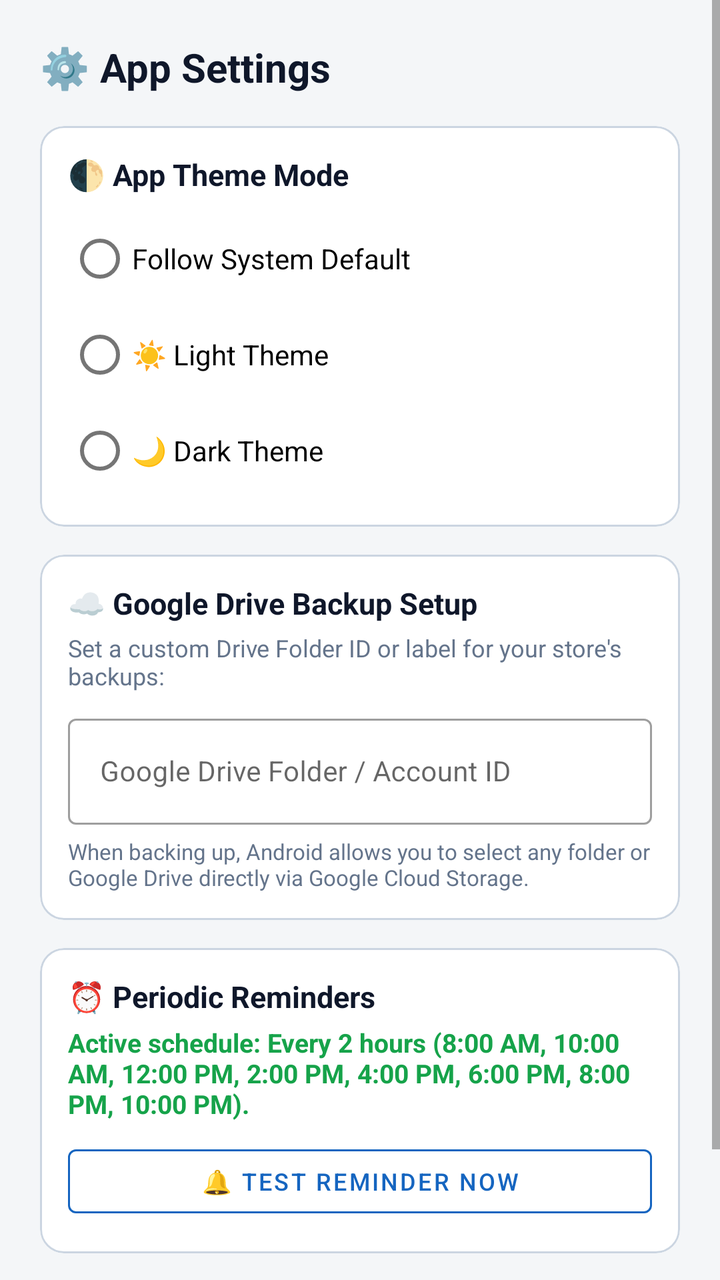
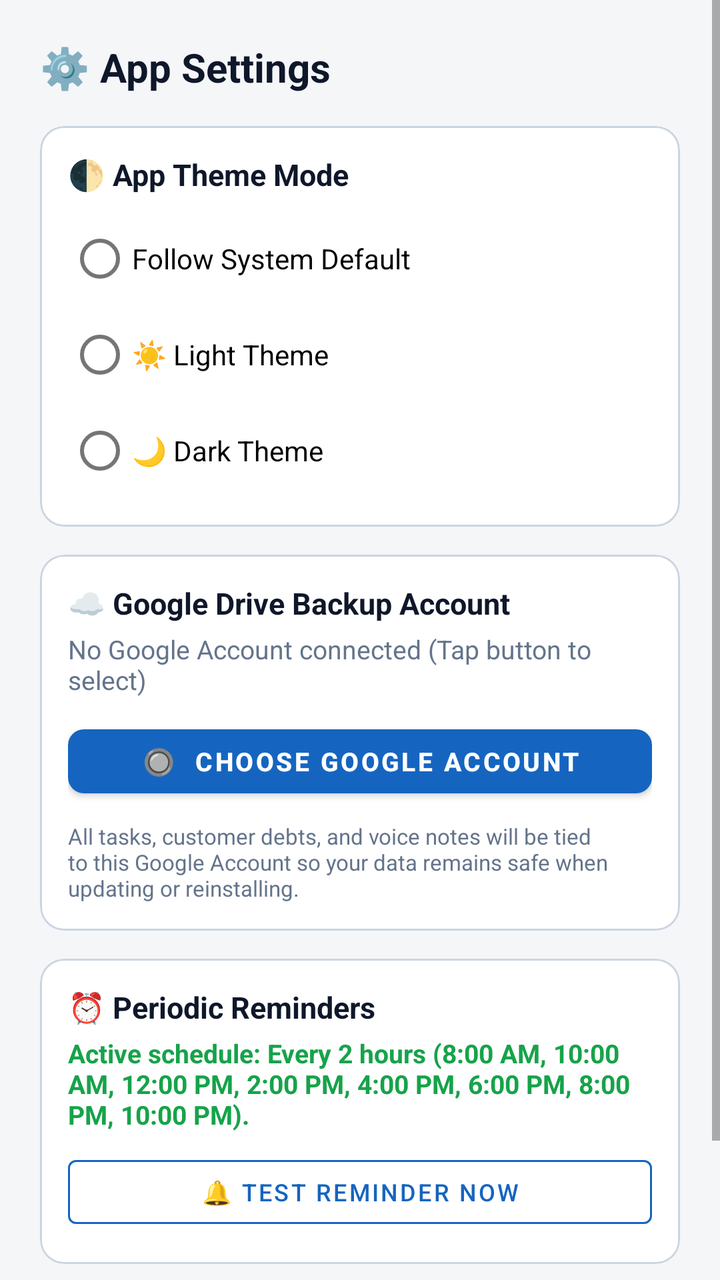

The first picture is an Android layout as it rendered before a commit; the second is the same layout after the commit. The layout source and the unified diff follow.
<!-- AndroidManifest.xml: application theme Theme.Dukaan -->
<!-- res/layout/dialog_settings.xml -->
<?xml version="1.0" encoding="utf-8"?>
<ScrollView xmlns:android="http://schemas.android.com/apk/res/android"
    xmlns:app="http://schemas.android.com/apk/res-auto"
    android:layout_width="match_parent"
    android:layout_height="wrap_content">

    <LinearLayout
        android:layout_width="match_parent"
        android:layout_height="wrap_content"
        android:orientation="vertical"
        android:padding="20dp">

        <TextView
            android:layout_width="match_parent"
            android:layout_height="wrap_content"
            android:text="⚙️ App Settings"
            android:textColor="@color/text_primary"
            android:textSize="20sp"
            android:textStyle="bold" />

        
        <com.google.android.material.card.MaterialCardView
            android:layout_width="match_parent"
            android:layout_height="wrap_content"
            android:layout_marginTop="16dp"
            app:cardCornerRadius="12dp"
            app:cardElevation="0dp"
            app:strokeColor="#CBD5E1"
            app:strokeWidth="1dp">

            <LinearLayout
                android:layout_width="match_parent"
                android:layout_height="wrap_content"
                android:orientation="vertical"
                android:padding="14dp">

                <TextView
                    android:layout_width="wrap_content"
                    android:layout_height="wrap_content"
                    android:text="🌓 App Theme Mode"
                    android:textColor="@color/text_primary"
                    android:textSize="15sp"
                    android:textStyle="bold" />

                <RadioGroup
                    android:id="@+id/rgThemeMode"
                    android:layout_width="match_parent"
                    android:layout_height="wrap_content"
                    android:layout_marginTop="8dp">

                    <RadioButton
                        android:id="@+id/rbThemeSystem"
                        android:layout_width="match_parent"
                        android:layout_height="wrap_content"
                        android:text="Follow System Default"
                        android:textSize="14sp" />

                    <RadioButton
                        android:id="@+id/rbThemeLight"
                        android:layout_width="match_parent"
                        android:layout_height="wrap_content"
                        android:text="☀️ Light Theme"
                        android:textSize="14sp" />

                    <RadioButton
                        android:id="@+id/rbThemeDark"
                        android:layout_width="match_parent"
                        android:layout_height="wrap_content"
                        android:text="🌙 Dark Theme"
                        android:textSize="14sp" />
                </RadioGroup>
            </LinearLayout>
        </com.google.android.material.card.MaterialCardView>

        
        <com.google.android.material.card.MaterialCardView
            android:layout_width="match_parent"
            android:layout_height="wrap_content"
            android:layout_marginTop="14dp"
            app:cardCornerRadius="12dp"
            app:cardElevation="0dp"
            app:strokeColor="#CBD5E1"
            app:strokeWidth="1dp">

            <LinearLayout
                android:layout_width="match_parent"
                android:layout_height="wrap_content"
                android:orientation="vertical"
                android:padding="14dp">

                <TextView
                    android:layout_width="wrap_content"
                    android:layout_height="wrap_content"
                    android:text="☁️ Google Drive Backup Setup"
                    android:textColor="@color/text_primary"
                    android:textSize="15sp"
                    android:textStyle="bold" />

                <TextView
                    android:layout_width="match_parent"
                    android:layout_height="wrap_content"
                    android:layout_marginTop="4dp"
                    android:text="Set a custom Drive Folder ID or label for your store's backups:"
                    android:textColor="@color/text_secondary"
                    android:textSize="12sp" />

                <com.google.android.material.textfield.TextInputLayout
                    style="@style/Widget.MaterialComponents.TextInputLayout.OutlinedBox"
                    android:layout_width="match_parent"
                    android:layout_height="wrap_content"
                    android:layout_marginTop="8dp"
                    android:hint="Google Drive Folder / Account ID">

                    <com.google.android.material.textfield.TextInputEditText
                        android:id="@+id/etDriveFolderId"
                        android:layout_width="match_parent"
                        android:layout_height="wrap_content"
                        android:inputType="text"
                        android:textSize="14sp" />
                </com.google.android.material.textfield.TextInputLayout>

                <TextView
                    android:layout_width="match_parent"
                    android:layout_height="wrap_content"
                    android:layout_marginTop="6dp"
                    android:text="When backing up, Android allows you to select any folder or Google Drive directly via Google Cloud Storage."
                    android:textColor="#64748B"
                    android:textSize="11sp" />
            </LinearLayout>
        </com.google.android.material.card.MaterialCardView>

        
        <com.google.android.material.card.MaterialCardView
            android:layout_width="match_parent"
            android:layout_height="wrap_content"
            android:layout_marginTop="14dp"
            app:cardCornerRadius="12dp"
            app:cardElevation="0dp"
            app:strokeColor="#CBD5E1"
            app:strokeWidth="1dp">

            <LinearLayout
                android:layout_width="match_parent"
                android:layout_height="wrap_content"
                android:orientation="vertical"
                android:padding="14dp">

                <TextView
                    android:layout_width="wrap_content"
                    android:layout_height="wrap_content"
                    android:text="⏰ Periodic Reminders"
                    android:textColor="@color/text_primary"
                    android:textSize="15sp"
                    android:textStyle="bold" />

                <TextView
                    android:layout_width="match_parent"
                    android:layout_height="wrap_content"
                    android:layout_marginTop="4dp"
                    android:text="Active schedule: Every 2 hours (8:00 AM, 10:00 AM, 12:00 PM, 2:00 PM, 4:00 PM, 6:00 PM, 8:00 PM, 10:00 PM)."
                    android:textColor="#16A34A"
                    android:textSize="13sp"
                    android:textStyle="bold" />

                <com.google.android.material.button.MaterialButton
                    android:id="@+id/btnTestNotification"
                    style="@style/Widget.MaterialComponents.Button.OutlinedButton"
                    android:layout_width="match_parent"
                    android:layout_height="44dp"
                    android:layout_marginTop="8dp"
                    android:text="🔔 TEST REMINDER NOW"
                    android:textColor="@color/primary"
                    android:textSize="12sp"
                    app:strokeColor="@color/primary" />
            </LinearLayout>
        </com.google.android.material.card.MaterialCardView>

        
        <com.google.android.material.button.MaterialButton
            android:id="@+id/btnSaveSettings"
            android:layout_width="match_parent"
            android:layout_height="48dp"
            android:layout_marginTop="18dp"
            android:backgroundTint="@color/primary"
            android:text="SAVE SETTINGS"
            android:textColor="@android:color/white"
            android:textSize="14sp"
            android:textStyle="bold"
            app:cornerRadius="10dp" />

    </LinearLayout>
</ScrollView>
<!-- resources referenced by this layout -->
<resources>
  <color name="primary">#1565C0</color>
  <color name="text_primary">#0F172A</color>
  <color name="text_secondary">#64748B</color>
  <style name="Theme.Dukaan" parent="Theme.MaterialComponents.DayNight.NoActionBar">
          <item name="colorPrimary">@color/primary</item>
          <item name="colorPrimaryVariant">@color/primary_dark</item>
          <item name="colorOnPrimary">@android:color/white</item>
          <item name="colorSecondary">@color/accent</item>
          <item name="android:statusBarColor">@color/primary_dark</item>
          <item name="android:windowBackground">@color/bg</item>
      </style>
  <color name="primary_dark">#0D47A1</color>
  <color name="accent">#00897B</color>
  <color name="bg">#F4F6F8</color>
</resources>

<!-- the commit's change to res/layout/dialog_settings.xml (unified diff, before → after) -->
@@ -91,40 +91,36 @@
                 <TextView
                     android:layout_width="wrap_content"
                     android:layout_height="wrap_content"
-                    android:text="☁️ Google Drive Backup Setup"
+                    android:text="☁️ Google Drive Backup Account"
                     android:textColor="@color/text_primary"
                     android:textSize="15sp"
                     android:textStyle="bold" />
 
                 <TextView
+                    android:id="@+id/tvSettingsDriveStatus"
                     android:layout_width="match_parent"
                     android:layout_height="wrap_content"
                     android:layout_marginTop="4dp"
-                    android:text="Set a custom Drive Folder ID or label for your store's backups:"
+                    android:text="No Google Account connected (Tap button to select)"
                     android:textColor="@color/text_secondary"
-                    android:textSize="12sp" />
+                    android:textSize="13sp" />
 
-                <com.google.android.material.textfield.TextInputLayout
-                    style="@style/Widget.MaterialComponents.TextInputLayout.OutlinedBox"
+                <com.google.android.material.button.MaterialButton
+                    android:id="@+id/btnSettingsSelectAccount"
                     android:layout_width="match_parent"
-                    android:layout_height="wrap_content"
-                    android:layout_marginTop="8dp"
-                    android:hint="Google Drive Folder / Account ID">
-
-                    <com.google.android.material.textfield.TextInputEditText
-                        android:id="@+id/etDriveFolderId"
-                        android:layout_width="match_parent"
-                        android:layout_height="wrap_content"
-                        android:inputType="text"
-                        android:textSize="14sp" />
-                </com.google.android.material.textfield.TextInputLayout>
+                    android:layout_height="44dp"
+                    android:layout_marginTop="10dp"
+                    android:text="🔘  CHOOSE GOOGLE ACCOUNT"
+                    android:textSize="13sp"
+                    android:textStyle="bold"
+                    app:cornerRadius="8dp" />
 
                 <TextView
                     android:layout_width="match_parent"
                     android:layout_height="wrap_content"
-                    android:layout_marginTop="6dp"
-                    android:text="When backing up, Android allows you to select any folder or Google Drive directly via Google Cloud Storage."
-                    android:textColor="#64748B"
+                    android:layout_marginTop="8dp"
+                    android:text="All tasks, customer debts, and voice notes will be tied to this Google Account so your data remains safe when updating or reinstalling."
+                    android:textColor="@color/text_secondary"
                     android:textSize="11sp" />
             </LinearLayout>
         </com.google.android.material.card.MaterialCardView>
